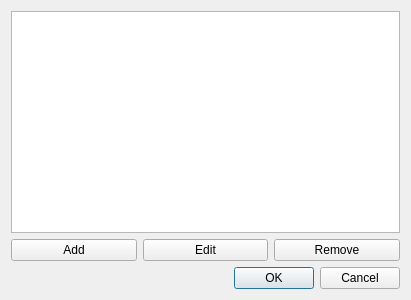
Before: the Qt Designer form gui/designer_sensor.ui in jacob-kamminga/AI-Sensus, drawn with Qt 5.
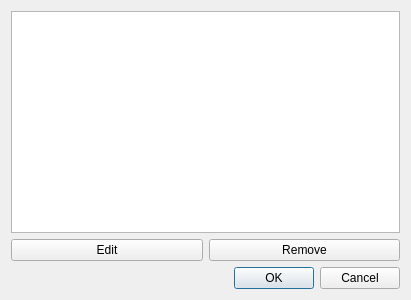
After: the same form once the commit is applied.

Commit message: Add sensor dialog

```diff
--- a/gui/designer_sensor.ui
+++ b/gui/designer_sensor.ui
@@ -21,13 +21,6 @@
      </item>
      <item>
       <layout class="QHBoxLayout" name="horizontalLayout">
-       <item>
-        <widget class="QPushButton" name="pushButton_add_sensor">
-         <property name="text">
-          <string>Add</string>
-         </property>
-        </widget>
-       </item>
        <item>
         <widget class="QPushButton" name="pushButton_edit_sensor">
          <property name="text">
```
The commit also changes 15 other files.
